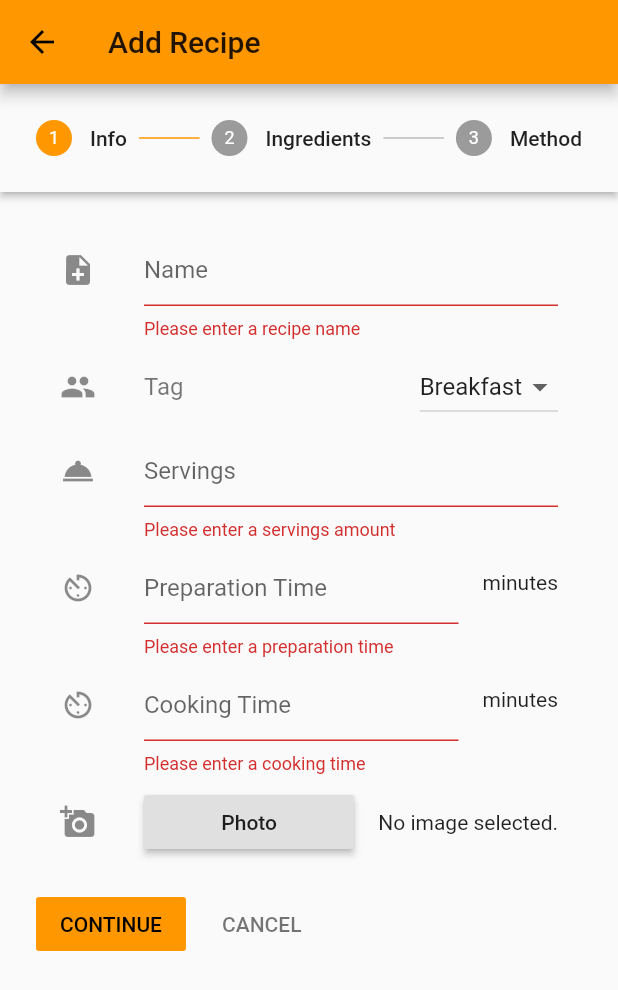
After one commit to willthorpe/Frontend-Flutter-App, a Flutter app: the RecipePage screen opened by its route, after a tap on "CONTINUE", on a phone screen of 412 x 824 dp. The commit adds this screen. Shown: the top 990 px of the screen. Run offline on Flutter 3.47's test engine with Material 2 defaults, Android fonts, the phone set to English and light mode, and no system bars; our stand-ins replace datetime_picker_formfield, firebase_auth, image_picker; accounts and stored records are empty.

Commit message:
recipe creation screen

```diff
--- a/lib/globals.dart
+++ b/lib/globals.dart
@@ -3,12 +3,19 @@ FirebaseUser user;
 
 List menuItems = [
   'Ingredient',
+  'Recipe',
 ];
 
-List<String> ingredientAmounts = [
+List<String> ingredientTypes = [
   'grams',
   'millilitres',
   'teaspoons',
   'tablespoons',
   'number',
 ];
+
+List<String> recipeTags = [
+  'Breakfast',
+  'Lunch',
+  'Dinner'
+];
--- a/lib/ingredient.dart
+++ b/lib/ingredient.dart
@@ -24,7 +24,7 @@ class _IngredientPageState extends State<IngredientPage> {
   //Save the form data
   String _ingredientName = '';
   String _ingredientAmount = '';
-  String _amountType = ingredientAmounts[0];
+  String _amountType = ingredientTypes[0];
   String _ingredientStorage = '';
   DateTime _useByDate = DateTime.now();
   File _ingredientImage;
@@ -88,7 +88,7 @@ class _IngredientPageState extends State<IngredientPage> {
                   ),
                   trailing: DropdownButton<String>(
                     value: _amountType,
-                    items: ingredientAmounts.map((value) {
+                    items: ingredientTypes.map((value) {
                       return new DropdownMenuItem<String>(
                         value: value,
                         child: new Text(value),
--- a/lib/main.dart
+++ b/lib/main.dart
@@ -1,6 +1,7 @@
 import 'package:flutter/material.dart';
 import 'home.dart';
 import 'ingredient.dart';
+import 'recipe.dart';
 import 'login.dart';
 import 'register.dart';
 
@@ -30,6 +31,7 @@ class MyApp extends StatelessWidget {
         '/register' : (context) => RegisterPage(title: 'Register'),
         '/' : (context) => LoginPage(title: 'Login'),
         '/ingredient' : (context) => IngredientPage(title: 'Add Ingredient'),
+        '/recipe' : (context) => RecipePage(title: 'Add Recipe'),
       },
     );
   }
--- /dev/null
+++ b/lib/recipe.dart
@@ -0,0 +1,285 @@
+import 'package:flutter/material.dart';
+import 'package:flutter_app/save.dart';
+import 'dart:async';
+import 'dart:io';
+import 'globals.dart';
+import 'package:image_picker/image_picker.dart';
+
+class RecipePage extends StatefulWidget {
+  RecipePage({Key key, this.title}) : super(key: key);
+  final String title;
+
+  @override
+  _RecipePageState createState() => _RecipePageState();
+}
+
+class _RecipePageState extends State<RecipePage> {
+  List<GlobalKey<FormState>> _formKeys = [
+    GlobalKey<FormState>(),
+    GlobalKey<FormState>(),
+    GlobalKey<FormState>()
+  ];
+  final ScrollController scrollController = ScrollController();
+  int _currentStep = 0;
+  String _recipeName = '';
+  String _recipeTag = 'Breakfast';
+  String _recipeServings = '';
+  String _prepTime = '';
+  String _cookTime = '';
+  File _recipeImage;
+  List _ingredients = new List.filled(
+      10, {'name': 'Ingredient', 'amount': '', 'type': 'grams'});
+  List _methods = new List(12);
+
+  Future getImage() async {
+    var image = await ImagePicker.pickImage(source: ImageSource.camera);
+
+    setState(() {
+      _recipeImage = image;
+    });
+  }
+
+  @override
+  Widget build(BuildContext context) {
+    return Scaffold(
+        appBar: AppBar(
+          title: Text(widget.title),
+        ),
+        body: Stepper(
+            steps: [
+              //Info step
+              Step(
+                  isActive: _currentStep >= 0,
+                  title: Text('Info'),
+                  content: new Form(
+                      key: _formKeys[0],
+                      child: ListView(shrinkWrap: true, children: <Widget>[
+                        new ListTile(
+                          leading: const Icon(Icons.note_add),
+                          title: TextFormField(
+                              decoration: InputDecoration(hintText: 'Name'),
+                              validator: (value) {
+                                if (value.isEmpty) {
+                                  return 'Please enter a recipe name';
+                                }
+                                return null;
+                              },
+                              onSaved: (String value) {
+                                this._recipeName = value;
+                              }),
+                        ),
+                        new ListTile(
+                          leading: const Icon(Icons.group),
+                          title: Text(
+                            'Tag',
+                            style: TextStyle(color: Colors.black54),
+                          ),
+                          trailing: DropdownButton<String>(
+                            value: _recipeTag,
+                            items: recipeTags.map((String value) {
+                              return new DropdownMenuItem<String>(
+                                value: value,
+                                child: new Text(value),
+                              );
+                            }).toList(),
+                            onChanged: (String newValue) {
+                              setState(() {
+                                _recipeTag = newValue;
+                              });
+                            },
+                          ),
+                        ),
+                        new ListTile(
+                          leading: const Icon(Icons.room_service),
+                          title: TextFormField(
+                              keyboardType: TextInputType.number,
+                              decoration: InputDecoration(hintText: 'Servings'),
+                              validator: (value) {
+                                if (value.isEmpty) {
+                                  return 'Please enter a servings amount';
+                                }
+                                return null;
+                              },
+                              onSaved: (String value) {
+                                this._recipeServings = value;
+                              }),
+                        ),
+                        new ListTile(
+                            leading: const Icon(Icons.av_timer),
+                            title: TextFormField(
+                                keyboardType: TextInputType.number,
+                                decoration: InputDecoration(
+                                    hintText: 'Preparation Time'),
+                                validator: (value) {
+                                  if (value.isEmpty) {
+                                    return 'Please enter a preparation time';
+                                  }
+                                  return null;
+                                },
+                                onSaved: (String value) {
+                                  this._prepTime = value;
+                                }),
+                            trailing: Text('minutes')),
+                        new ListTile(
+                            leading: const Icon(Icons.av_timer),
+                            title: TextFormField(
+                                keyboardType: TextInputType.number,
+                                decoration:
+                                    InputDecoration(hintText: 'Cooking Time'),
+                                validator: (value) {
+                                  if (value.isEmpty) {
+                                    return 'Please enter a cooking time';
+                                  }
+                                  return null;
+                                },
+                                onSaved: (String value) {
+                                  this._cookTime = value;
+                                }),
+                            trailing: Text('minutes')),
+                        new ListTile(
+                          leading: const Icon(Icons.add_a_photo),
+                          title: Container(
+                            width: 150,
+                            child: RaisedButton(
+                                onPressed: getImage, child: Text('Photo')),
+                          ),
+                          trailing: _recipeImage == null
+                              ? Text('No image selected.')
+                              : Image.file(_recipeImage),
+                        ),
+                      ]))),
+              //Ingredient Step
+              Step(
+                  isActive: _currentStep >= 1,
+                  title: Text('Ingredients'),
+                  content: new Container(
+                      height: MediaQuery.of(context).size.height * 0.6,
+                      child: Form(
+                        key: _formKeys[1],
+                        child: ListView.separated(
+                            physics: const AlwaysScrollableScrollPhysics(),
+                            shrinkWrap: true,
+                            itemBuilder: (context, index) {
+                              return Column(
+                                mainAxisSize: MainAxisSize.min,
+                                children: <Widget>[
+                                  ListTile(
+                                      leading: const Icon(Icons.fastfood),
+                                      title: DropdownButton<String>(
+                                        value: _ingredients[index]['name'],
+                                        items: <String>['Ingredient']
+                                            .map((String value) {
+                                          return new DropdownMenuItem<String>(
+                                            value: value,
+                                            child: new Text(value),
+                                          );
+                                        }).toList(),
+                                        onChanged: (String newValue) {
+                                          setState(() {
+                                            _ingredients[index]['name'] =
+                                                newValue;
+                                          });
+                                        },
+                                      )),
+                                  ListTile(
+                                      leading: const Icon(Icons.exposure_zero),
+                                      title: TextFormField(
+                                          keyboardType: TextInputType.number,
+                                          decoration: InputDecoration(
+                                              hintText: 'Amount'),
+//                                          validator: (value) {
+//                                            if (value.isEmpty) {
+//                                              return 'Please enter an amount';
+//                                            }
+//                                            return null;
+//                                          },
+                                          onSaved: (String value) {
+                                            _ingredients[index]['amount'] =
+                                                value;
+                                          })),
+                                  ListTile(
+                                      leading: const Icon(Icons.line_weight),
+                                      title: DropdownButton<String>(
+                                        value: _ingredients[index]['type'],
+                                        items:
+                                            ingredientTypes.map((String value) {
+                                          return new DropdownMenuItem<String>(
+                                            value: value,
+                                            child: new Text(value),
+                                          );
+                                        }).toList(),
+                                        onChanged: (String newValue) {
+                                          setState(() {
+                                            _ingredients[index]['type'] =
+                                                newValue;
+                                          });
+                                        },
+                                      ))
+                                ],
+                              );
+                            },
+                            separatorBuilder: (context, index) {
+                              return Divider();
+                            },
+                            itemCount: 10),
+                      ))),
+              //Method Step
+              Step(
+                  isActive: _currentStep >= 2,
+                  title: Text('Method'),
+                  content:new Container(
+                      height: MediaQuery.of(context).size.height * 0.6,
+                      child: Form(
+                    key: _formKeys[2],
+                    child: ListView.separated(
+                        shrinkWrap: true,
+                        itemBuilder: (context, index) {
+                          return ListTile(
+                            leading: const Icon(Icons.subject),
+                            title: TextFormField(
+                                decoration: InputDecoration(hintText: 'Method'),
+//                                validator: (value) {
+//                                  if (value.isEmpty) {
+//                                    return 'Please enter a method';
+//                                  }
+//                                  return null;
+//                                },
+                                onSaved: (String value) {
+                                  _methods[index] = value;
+                                }),
+                          );
+                        },
+                        separatorBuilder: (context, index) {
+                          return Divider();
+                        },
+                        itemCount: 12),
+                  ))),
+            ],
+            type: StepperType.horizontal,
+            currentStep: this._currentStep,
+            onStepContinue: () {
+              setState(() {
+                if (this._currentStep < 2) {
+                  if (_formKeys[_currentStep].currentState.validate()) {
+                    _formKeys[_currentStep].currentState.save();
+                    this._currentStep = this._currentStep + 1;
+                  }
+                } else {
+                  //Save data from all the forms
+                  _formKeys[_currentStep].currentState.save();
+                  saveRecipe(_recipeName, _recipeTag, _recipeServings,
+                      _prepTime, _cookTime, _ingredients, _methods);
+                }
+              });
+            },
+            onStepCancel: () {
+              setState(() {
+                if (this._currentStep > 0) {
+                  this._currentStep = this._currentStep - 1;
+                } else {
+                  this._currentStep = 0;
+                }
+              });
+            }));
+  }
+}
--- a/lib/save.dart
+++ b/lib/save.dart
@@ -4,7 +4,7 @@ String url = "http://127.0.0.1:3000";
 
 Future <String> saveIngredient(String name, String amount, String type, String location, DateTime useByDate) async {
   var response = await http.post(url + "/ingredient", body: {
-    'user': user,
+    'user': user.uid,
     'name': name,
     'amount': amount,
     'type' : type,
@@ -18,3 +18,21 @@ Future <String> saveIngredient(String name, String amount, String type, String l
     print("Request failed with status: ${response.statusCode}.");
   }
 }
+
+Future <String> saveRecipe(String name, String tag, String servings, String prepTime,String cookTime, ingredients, methods) async {
+  var response = await http.post(url + "/recipe", body: {
+    'user': user.uid,
+    'tag': tag,
+    'servings': servings,
+    'prepTime' : prepTime,
+    'cookTime': cookTime,
+    'ingredients' : ingredients.toString(),
+    'methods' : methods.toString()
+  });
+
+  if (response.statusCode == 200) {
+    print('Response body: ${response.body}');
+  } else {
+    print("Request failed with status: ${response.statusCode}.");
+  }
+}
--- a/pubspec.yaml
+++ b/pubspec.yaml
@@ -27,6 +27,7 @@ dependencies:
   image_picker: ^0.6.1+8
   google_sign_in: ^4.0.12
   firebase_auth: ^0.14.0+8
+  http: ^0.12.0+2
 
 
 dev_dependencies:
```
Also changed, not shown: pubspec.lock.
